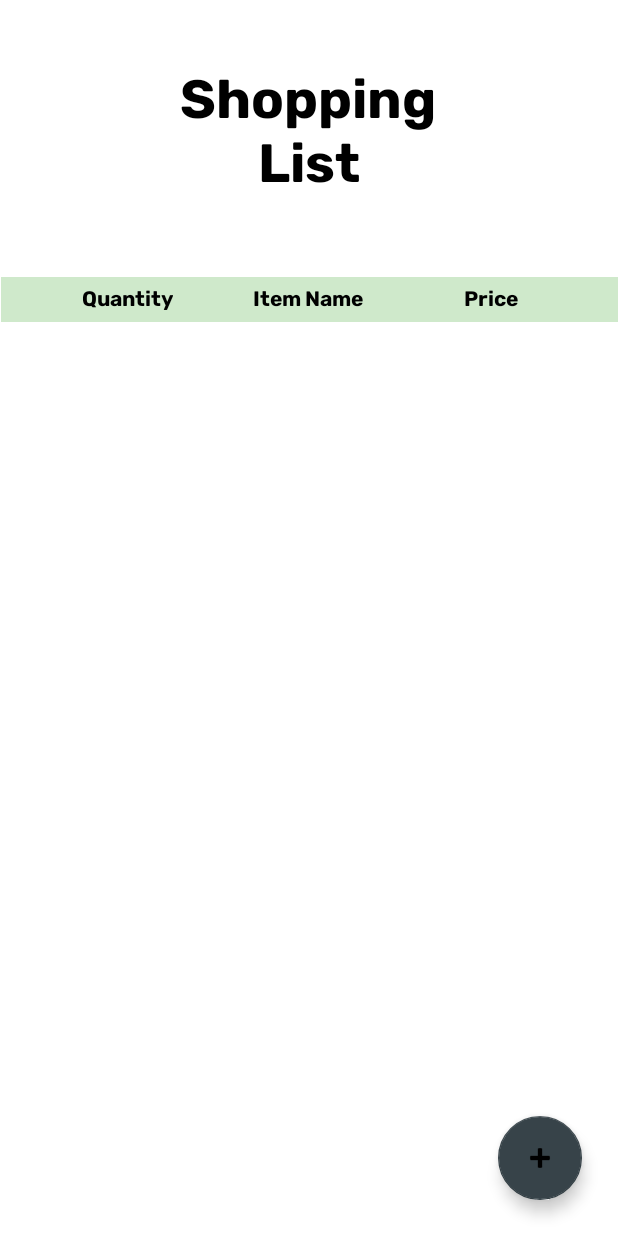
After one commit to willemnielsen/House-App, an Android app: the layout fragment_main_screen.xml on its own in the app's theme, with its tools: preview values and no code run, on a phone screen of 412 x 824 dp. The commit adds this screen. Run offline under Robolectric (Android 15) with nearby library versions, the phone set to English and light mode, and no system bars.

Commit message:
fragment screen set up

```diff
--- a/app/build.gradle
+++ b/app/build.gradle
@@ -37,6 +37,7 @@ dependencies {
     implementation 'androidx.constraintlayout:constraintlayout:2.1.1'
     implementation 'androidx.navigation:navigation-fragment:2.3.5'
     implementation 'androidx.navigation:navigation-ui:2.3.5'
+    implementation 'androidx.legacy:legacy-support-v4:1.0.0'
     testImplementation 'junit:junit:4.+'
     androidTestImplementation 'androidx.test.ext:junit:1.1.3'
     androidTestImplementation 'androidx.test.espresso:espresso-core:3.4.0'
--- a/app/src/main/AndroidManifest.xml
+++ b/app/src/main/AndroidManifest.xml
@@ -10,7 +10,7 @@
         android:supportsRtl="true"
         android:theme="@style/Theme.Test">
         <activity
-            android:name=".MainActivity"
+            android:name=".ControllerActivity"
             android:exported="true"
             android:label="@string/app_name"
             android:theme="@style/Theme.Test.NoActionBar">
--- /dev/null
+++ b/app/src/main/res/layout/fragment_main_screen.xml
@@ -0,0 +1,91 @@
+<?xml version="1.0" encoding="utf-8"?>
+<androidx.constraintlayout.widget.ConstraintLayout xmlns:android="http://schemas.android.com/apk/res/android"
+    xmlns:app="http://schemas.android.com/apk/res-auto"
+    xmlns:tools="http://schemas.android.com/tools"
+    android:layout_width="match_parent"
+    android:layout_height="match_parent"
+    tools:context=".view.homeScreen.MainScreenFragment">
+
+    <TextView
+        android:id="@+id/shopping_li"
+        android:layout_width="wrap_content"
+        android:layout_height="wrap_content"
+        android:layout_marginTop="40dp"
+        android:fontFamily="@font/rubik_bold"
+        android:gravity="center_horizontal|top"
+        android:text="@string/shopping_li"
+        android:textAlignment="center"
+        android:textAppearance="@style/shopping_li"
+        app:layout_constraintEnd_toEndOf="parent"
+        app:layout_constraintHorizontal_bias="0.497"
+        app:layout_constraintStart_toStartOf="parent"
+        app:layout_constraintTop_toTopOf="parent" />
+
+    <com.google.android.material.floatingactionbutton.FloatingActionButton
+        android:id="@+id/addButton"
+        android:layout_width="wrap_content"
+        android:layout_height="wrap_content"
+        android:layout_marginEnd="24dp"
+        android:layout_marginBottom="24dp"
+        android:clickable="true"
+        android:contentDescription="@string/add"
+        android:src="@android:drawable/ic_input_add"
+        app:backgroundTint="@color/dark_gray"
+        app:layout_constraintBottom_toBottomOf="parent"
+        app:layout_constraintEnd_toEndOf="parent"
+        app:rippleColor="@color/green_2" />
+
+    <View
+        android:id="@+id/rect_1"
+        android:layout_width="411dp"
+        android:layout_height="30dp"
+        android:layout_alignParentStart="true"
+        android:layout_alignParentTop="true"
+        android:background="@drawable/rect_1"
+        app:layout_constraintBottom_toBottomOf="@+id/item_name"
+        app:layout_constraintEnd_toEndOf="parent"
+        app:layout_constraintStart_toStartOf="parent"
+        app:layout_constraintTop_toTopOf="@+id/item_name" />
+
+    <TextView
+        android:id="@+id/qt"
+        android:layout_width="wrap_content"
+        android:layout_height="wrap_content"
+        android:fontFamily="@font/rubik_bold"
+        android:text="@string/qt"
+        android:textAlignment="center"
+        android:textColor="#000000"
+        app:layout_constraintBottom_toBottomOf="@+id/item_name"
+        app:layout_constraintEnd_toStartOf="@+id/item_name"
+        app:layout_constraintStart_toStartOf="parent"
+        app:layout_constraintTop_toTopOf="@+id/item_name" />
+
+
+    <TextView
+        android:id="@+id/item_name"
+        android:layout_width="wrap_content"
+        android:layout_height="wrap_content"
+        android:layout_marginTop="50dp"
+        android:fontFamily="@font/rubik_bold"
+        android:text="@string/item_name"
+        android:textAlignment="center"
+        android:textColor="#000000"
+        app:layout_constraintEnd_toEndOf="parent"
+        app:layout_constraintHorizontal_bias="0.498"
+        app:layout_constraintStart_toStartOf="parent"
+        app:layout_constraintTop_toBottomOf="@+id/shopping_li" />
+
+    <TextView
+        android:id="@+id/price"
+        android:layout_width="wrap_content"
+        android:layout_height="wrap_content"
+        android:fontFamily="@font/rubik_bold"
+        android:text="@string/price"
+        android:textAlignment="center"
+        android:textColor="#000000"
+        app:layout_constraintBottom_toBottomOf="@+id/item_name"
+        app:layout_constraintEnd_toEndOf="parent"
+        app:layout_constraintStart_toEndOf="@+id/item_name"
+        app:layout_constraintTop_toTopOf="@+id/item_name" />
+
+</androidx.constraintlayout.widget.ConstraintLayout>
--- a/app/src/main/res/values/strings.xml
+++ b/app/src/main/res/values/strings.xml
@@ -20,4 +20,6 @@
     <string name="item_name_t">Item Name:</string>
     <string name="price_t">Price:</string>
     <string name="hello_second_fragment">Hello second fragment. Arg: %1$s</string>
+    <!-- TODO: Remove or change this placeholder text -->
+    <string name="hello_blank_fragment">Hello blank fragment</string>
 </resources>
```
Also changed, not shown: app/src/main/java/edu/vassar/cmpu/test/ControllerActivity.java (added, +26 -0 lines), app/src/main/java/edu/vassar/cmpu/test/FirstFragment.java (deleted, +0 -53 lines), app/src/main/java/edu/vassar/cmpu/test/IMainView.java (added, +13 -0 lines), app/src/main/java/edu/vassar/cmpu/test/MainActivity.java (deleted, +0 -86 lines), app/src/main/java/edu/vassar/cmpu/test/MainView.java (added, +33 -0 lines), app/src/main/java/edu/vassar/cmpu/test/SecondFragment.java (deleted, +0 -58 lines), app/src/main/java/edu/vassar/cmpu/test/view/addItemView/AddItemFragment.java (added, +66 -0 lines), app/src/main/java/edu/vassar/cmpu/test/view/addItemView/AddItemView.java (deleted, +0 -26 lines), app/src/main/java/edu/vassar/cmpu/test/view/addItemView/IAddItemView.java (+0 -6 lines), app/src/main/java/edu/vassar/cmpu/test/view/homeScreen/MainScreenFragment.java (added, +66 -0 lines), app/src/main/res/layout/activity_main.xml (deleted, +0 -25 lines), app/src/main/res/layout/content_main.xml (deleted, +0 -19 lines), app/src/main/res/layout/fragment_add_item.xml (renamed from app/src/main/res/layout/fragment_second.xml, +2 -5 lines), app/src/main/res/layout/main.xml (added, +17 -0 lines).
